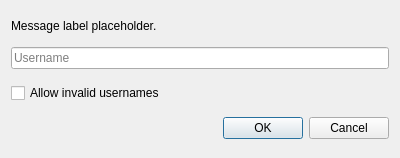
This is launcher/ui/dialogs/ChooseOfflineNameDialog.ui in SpikyTeam/SpikyMC as Qt 5 draws it before an edit. The edited form follows.
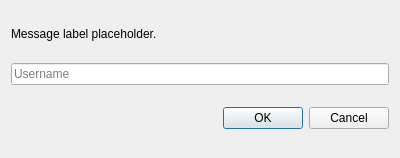
This is the edited form.

Commit message: Allow any offline nickname, simplify no-account prompt, drop demo dialog

Patch:
```diff
--- a/launcher/ui/dialogs/ChooseOfflineNameDialog.ui
+++ b/launcher/ui/dialogs/ChooseOfflineNameDialog.ui
@@ -34,16 +34,6 @@
      </property>
     </widget>
    </item>
-   <item>
-    <widget class="QCheckBox" name="allowInvalidUsernames">
-     <property name="toolTip">
-      <string>A username is valid only if it is from 3 to 16 characters in length, uses English letters, numbers, and underscores. An invalid username may prevent joining servers and singleplayer worlds.</string>
-     </property>
-     <property name="text">
-      <string>Allow invalid usernames</string>
-     </property>
-    </widget>
-   </item>
    <item>
     <widget class="QDialogButtonBox" name="buttonBox">
      <property name="standardButtons">
```
Lines whose indentation alone changed are shown as unchanged. The commit also changes 5 other files.
